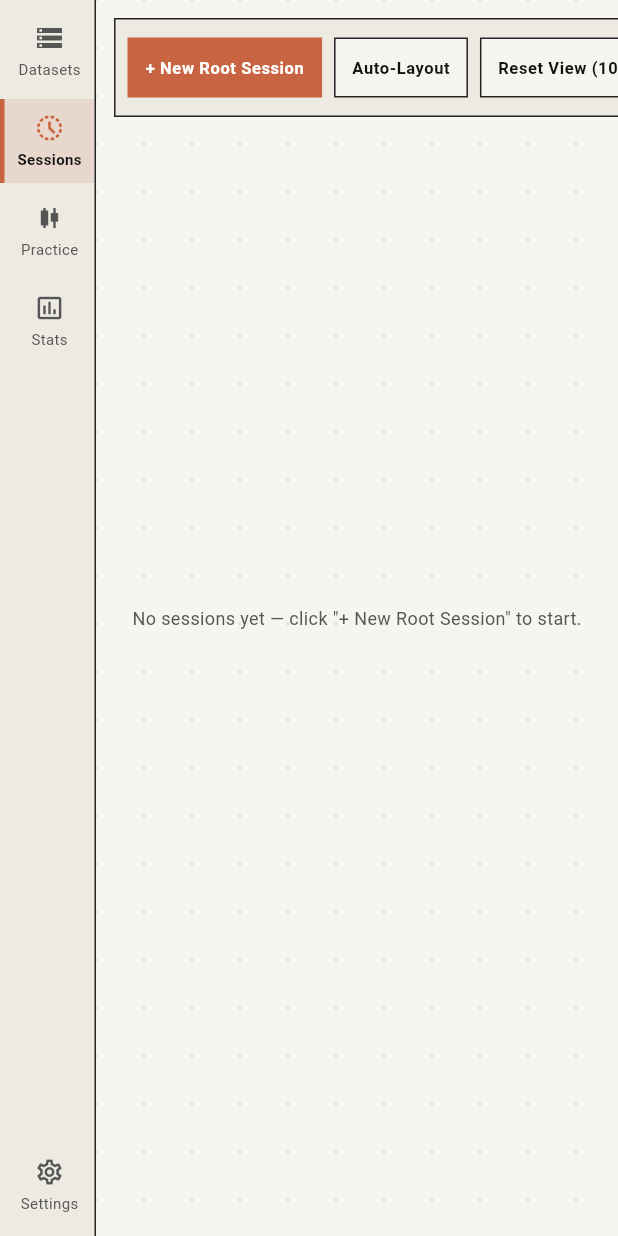
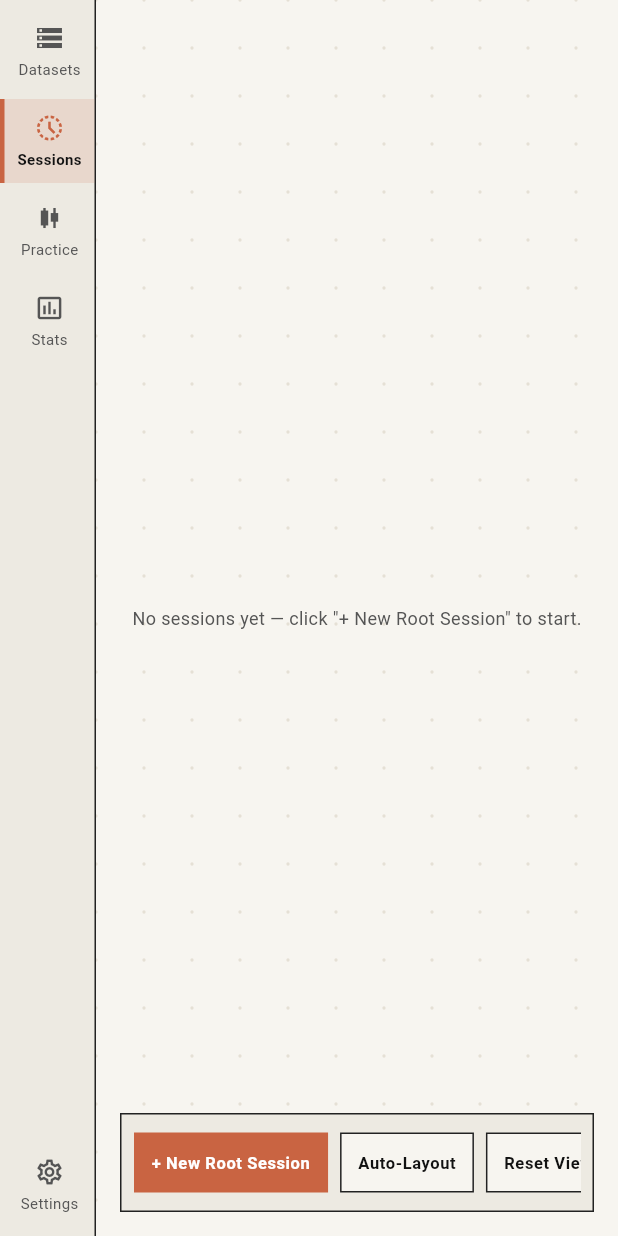
Before and after one commit to kurodamaria/trading_lab, a Flutter app: the screen it shows after launch, after a tap on "Reset View (100%)", on a phone screen of 412 x 824 dp. Run offline on Flutter 3.47's test engine with Material 3 defaults, Android fonts, the phone set to English and light mode, and no system bars; our stand-ins replace file_picker; Roboto replaces fonts that are missing (Georgia).

Commit message:
feat(sessions): bottom-center floating dock and smart viewport framing for reset/auto-layout

```diff
--- a/lib/domain/data/session_store.dart
+++ b/lib/domain/data/session_store.dart
@@ -120,7 +120,8 @@ class SessionStore {
   }
 
   /// Deterministically arranges root trees side-by-side and nests forks
-  /// vertically below their parents without overlaps.
+  /// vertically below their parents without overlaps. Roots start at
+  /// `(48.0, 48.0)` so world coordinates keep clean margins before panning.
   List<TradingSession> autoLayout(List<TradingSession> sessions) {
     if (sessions.isEmpty) return <TradingSession>[];
 
--- a/lib/features/workstation/sessions/sessions_page.dart
+++ b/lib/features/workstation/sessions/sessions_page.dart
@@ -45,6 +45,8 @@ class _SessionsPageState extends State<SessionsPage> {
 
   Offset _panOffset = Offset.zero;
   double _zoom = 1.0;
+  Size _viewportSize = Size.zero;
+  bool _didInitialFrame = false;
 
   // Arena-free pointer bookkeeping (mirrors ChartPaneWidget discipline).
   final Map<int, Offset> _pointers = <int, Offset>{};
@@ -80,6 +82,12 @@ class _SessionsPageState extends State<SessionsPage> {
       _sessions = list;
       _loading = false;
     });
+    if (!_didInitialFrame && _sessions.isNotEmpty) {
+      _didInitialFrame = true;
+      WidgetsBinding.instance.addPostFrameCallback((_) {
+        if (mounted) _resetView(_viewportSize);
+      });
+    }
   }
 
   // ---------------------------------------------------------------------------
@@ -347,12 +355,40 @@ class _SessionsPageState extends State<SessionsPage> {
         widget.store.autoLayout(_sessions);
     setState(() => _sessions = arranged);
     await widget.store.saveAll(arranged);
+    _resetView(_viewportSize);
   }
 
-  void _resetView() {
+  /// Resets zoom to 100% and frames all session cards inside [viewportSize].
+  void _resetView(Size viewportSize) {
     setState(() {
       _zoom = 1.0;
+      if (_sessions.isEmpty) {
         _panOffset = Offset.zero;
+        return;
+      }
+
+      double minX = double.infinity;
+      double minY = double.infinity;
+      double maxX = -double.infinity;
+      double maxY = -double.infinity;
+      for (final TradingSession s in _sessions) {
+        minX = math.min(minX, s.canvasX);
+        minY = math.min(minY, s.canvasY);
+        maxX = math.max(maxX, s.canvasX + _cardWidth);
+        maxY = math.max(maxY, s.canvasY + _cardHeight);
+      }
+
+      // Reserve room for the bottom floating dock.
+      final double usableHeight = viewportSize.height - 72.0;
+
+      double panX = (viewportSize.width - (maxX - minX)) / 2 - minX;
+      double panY = (usableHeight - (maxY - minY)) / 2 - minY;
+
+      // Keep the top-left root card at least 36px from the top/left edges.
+      panX = math.max(panX, 36.0 - minX);
+      panY = math.max(panY, 36.0 - minY);
+
+      _panOffset = Offset(panX, panY);
     });
   }
 
@@ -364,6 +400,9 @@ class _SessionsPageState extends State<SessionsPage> {
   Widget build(BuildContext context) {
     final ChartTheme t = widget.theme;
 
+    return LayoutBuilder(
+      builder: (context, constraints) {
+        _viewportSize = constraints.biggest;
         return ClipRect(
           child: Container(
             color: t.background,
@@ -393,12 +432,12 @@ class _SessionsPageState extends State<SessionsPage> {
                         ),
                       ),
                     ),
-                // World-space layer: cards are always laid out at their fixed
-                // 248x148 size and the whole layer is pan/zoom transformed, so
-                // card-internal layout never scales with `_zoom`. The oversized
-                // `OverflowBox` canvas means distant cards stay renderable while
-                // the page-level `ClipRect` / `Clip.hardEdge` Stack still clip
-                // everything to the canvas viewport (never over the nav rail).
+                    // World-space layer: cards are always laid out at their
+                    // fixed 248x148 size and the whole layer is pan/zoom
+                    // transformed, so card-internal layout never scales with
+                    // `_zoom`. The oversized `OverflowBox` canvas keeps distant
+                    // cards renderable while the page-level `ClipRect` /
+                    // `Clip.hardEdge` Stack clip everything to the viewport.
                     Positioned.fill(
                       child: Transform(
                         transform: Matrix4.identity()
@@ -428,12 +467,24 @@ class _SessionsPageState extends State<SessionsPage> {
                       ),
                     ),
                     if (!_loading && _sessions.isEmpty) _emptyHint(t),
-                Positioned(left: 12, top: 12, child: _overlayBar(t)),
+                    Align(
+                      alignment: Alignment.bottomCenter,
+                      child: Padding(
+                        padding: const EdgeInsets.only(
+                          bottom: 16,
+                          left: 16,
+                          right: 16,
+                        ),
+                        child: _overlayBar(t),
+                      ),
+                    ),
                   ],
                 ),
               ),
             ),
           ),
+        );
+      },
     );
   }
 
@@ -490,8 +541,9 @@ class _SessionsPageState extends State<SessionsPage> {
 
   Widget _overlayBar(ChartTheme t) {
     final int total = _sessions.length;
-    final TradingSession? active =
-        widget.activeSessionId == null ? null : _sessionById(widget.activeSessionId!);
+    final TradingSession? active = widget.activeSessionId == null
+        ? null
+        : _sessionById(widget.activeSessionId!);
 
     return Container(
       padding: const EdgeInsets.all(8),
@@ -499,6 +551,8 @@ class _SessionsPageState extends State<SessionsPage> {
         color: t.axisBackground,
         border: Border.all(color: t.border, width: 1),
       ),
+      child: SingleChildScrollView(
+        scrollDirection: Axis.horizontal,
         child: Row(
           mainAxisSize: MainAxisSize.min,
           children: [
@@ -511,7 +565,11 @@ class _SessionsPageState extends State<SessionsPage> {
             const SizedBox(width: 8),
             _overlayButton(t, 'Auto-Layout', onTap: _autoLayout),
             const SizedBox(width: 8),
-          _overlayButton(t, 'Reset View (100%)', onTap: _resetView),
+            _overlayButton(
+              t,
+              'Reset View (100%)',
+              onTap: () => _resetView(_viewportSize),
+            ),
             const SizedBox(width: 12),
             _statusPill(t, '$total session${total == 1 ? '' : 's'}'),
             if (active != null) ...[
@@ -519,6 +577,7 @@ class _SessionsPageState extends State<SessionsPage> {
               _statusPill(t, 'Active: ${active.name}'),
             ],
           ],
+        ),
       ),
     );
   }
```
Lines whose indentation alone changed are shown as unchanged.
